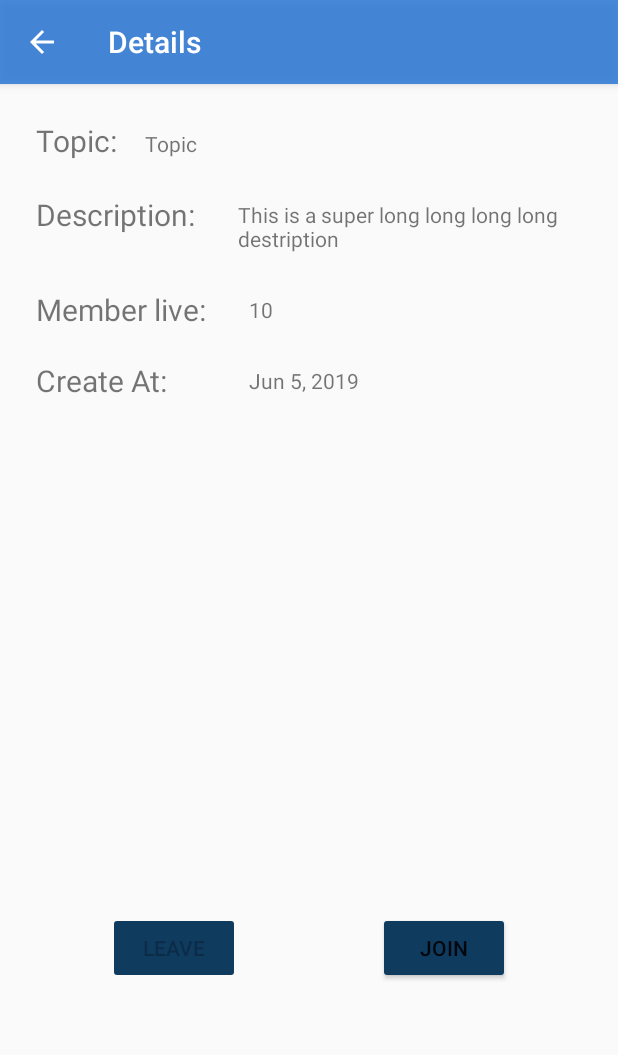
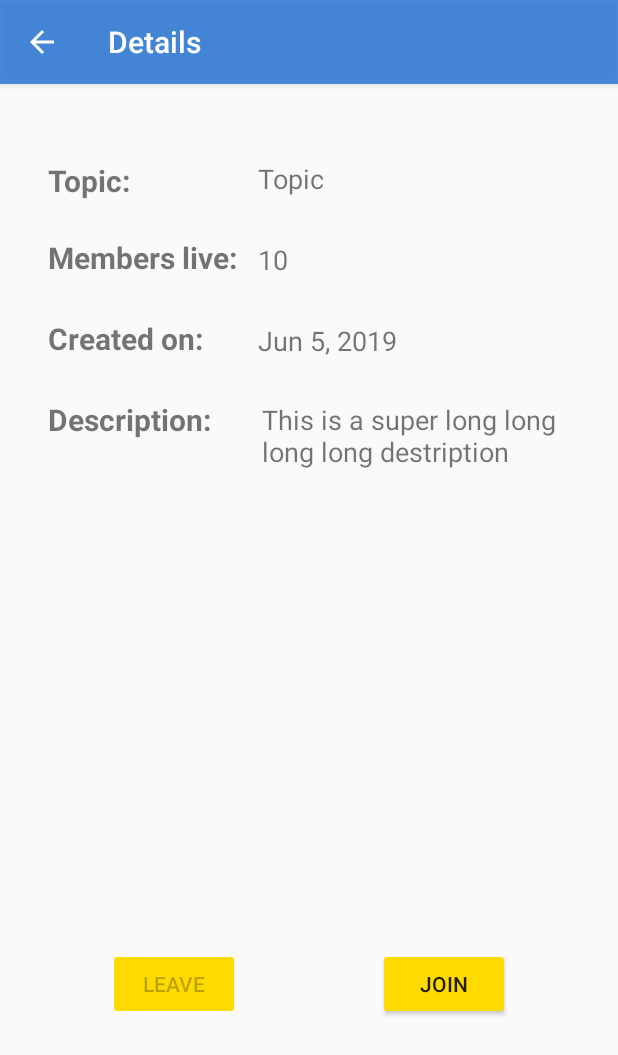
Before and after one commit to yuxiachen/BlindChat, an Android app: the ChatroomInfoActivity screen opened directly, with no data from a screen before it, on a phone screen of 412 x 824 dp. Shown: the top 1055 px of the screen. Run offline under Robolectric (Android 15) with nearby library versions, the phone set to English and light mode, and no system bars; our stand-ins replace Firebase (no records; nobody signed in at launch, a user with empty details on screens opened directly).

Commit message:
adjustment on layout

```diff
--- a/app/src/main/res/layout/activity_chatroom_info.xml
+++ b/app/src/main/res/layout/activity_chatroom_info.xml
@@ -7,100 +7,109 @@
 
     <TextView
         android:id="@+id/tv_topic_title"
-        android:layout_width="wrap_content"
-        android:layout_height="wrap_content"
-        android:layout_marginLeft="24dp"
-        android:layout_marginTop="24dp"
+        android:layout_width="60dp"
+        android:layout_height="30dp"
+        android:layout_marginStart="32dp"
+        android:layout_marginTop="48dp"
         android:text="Topic: "
         android:textSize="20sp"
+        android:textStyle="bold"
+        android:gravity="bottom"
         app:layout_constraintStart_toStartOf="parent"
         app:layout_constraintTop_toTopOf="parent" />
 
     <TextView
         android:id="@+id/topic_activity_chatroom_info"
-        android:layout_height="wrap_content"
-        android:layout_width="wrap_content"
-        android:layout_marginLeft="14dp"
+        android:layout_width="200dp"
+        android:layout_height="30dp"
+        android:layout_marginTop="48dp"
+        android:layout_marginEnd="40dp"
         android:text="Topic"
-        app:layout_constraintLeft_toRightOf="@id/tv_topic_title"
-        app:layout_constraintBaseline_toBaselineOf="@id/tv_topic_title" />
+        android:textSize="18sp"
+        android:gravity="center_vertical"
+        app:layout_constraintBottom_toBottomOf="@+id/tv_topic_title"
+        app:layout_constraintEnd_toEndOf="parent"
+        app:layout_constraintTop_toTopOf="parent" />
 
     <TextView
         android:id="@+id/tv_description_title"
         android:layout_width="wrap_content"
-        android:layout_height="wrap_content"
-        android:layout_marginLeft="24dp"
+        android:layout_height="30dp"
+        android:layout_marginStart="32dp"
         android:layout_marginTop="24dp"
         android:text="Description: "
         android:textSize="20sp"
+        android:textStyle="bold"
         app:layout_constraintStart_toStartOf="parent"
-        app:layout_constraintTop_toBottomOf="@+id/topic_activity_chatroom_info" />
+        app:layout_constraintTop_toBottomOf="@+id/tv_time_title" />
 
     <TextView
         android:id="@+id/tv_description_activity_chatroom_info"
-        android:layout_width="0dp"
-        android:layout_height="wrap_content"
+        android:layout_width="200dp"
+        android:layout_height="150dp"
         android:layout_marginLeft="24dp"
-        android:layout_marginTop="28dp"
         android:layout_marginRight="32dp"
+        android:paddingTop="1dp"
+        android:gravity="start"
         android:text="This is a super long long long long destription"
+        android:textSize="18sp"
         app:layout_constraintLeft_toRightOf="@+id/tv_description_title"
         app:layout_constraintRight_toRightOf="parent"
-        app:layout_constraintTop_toBottomOf="@id/topic_activity_chatroom_info"/>
+        app:layout_constraintTop_toTopOf="@+id/tv_description_title" />
 
     <TextView
         android:id="@+id/tv_member_live"
         android:layout_width="wrap_content"
-        android:layout_height="wrap_content"
-        android:layout_marginLeft="24dp"
+        android:layout_height="30dp"
+        android:layout_marginStart="32dp"
         android:layout_marginTop="24dp"
-        android:text="Member live: "
+        android:text="Members live: "
         android:textSize="20sp"
+        android:textStyle="bold"
         app:layout_constraintStart_toStartOf="parent"
-        app:layout_constraintTop_toBottomOf="@+id/tv_description_activity_chatroom_info" />
+        app:layout_constraintTop_toBottomOf="@+id/tv_topic_title" />
 
     <TextView
         android:id="@+id/tv_memberNum_activity_chatroom_info"
-        android:layout_width="0dp"
-        android:layout_height="wrap_content"
-        android:layout_marginLeft="24dp"
-        android:layout_marginTop="28dp"
-        android:layout_marginRight="32dp"
+        android:layout_width="32dp"
+        android:layout_height="30dp"
+        android:layout_marginEnd="208dp"
+        android:gravity="center_vertical"
         android:text="10"
-        app:layout_constraintLeft_toRightOf="@+id/tv_member_live"
-        app:layout_constraintRight_toRightOf="parent"
-        app:layout_constraintTop_toBottomOf="@id/tv_description_activity_chatroom_info"/>
+        android:textSize="18sp"
+        app:layout_constraintBottom_toBottomOf="@+id/tv_member_live"
+        app:layout_constraintEnd_toEndOf="parent" />
 
     <TextView
         android:id="@+id/tv_time_title"
         android:layout_width="wrap_content"
-        android:layout_height="wrap_content"
-        android:layout_marginLeft="24dp"
+        android:layout_height="30dp"
+        android:layout_marginStart="32dp"
         android:layout_marginTop="24dp"
-        android:text="Create At: "
+        android:text="Created on: "
         android:textSize="20sp"
+        android:textStyle="bold"
         app:layout_constraintStart_toStartOf="parent"
-        app:layout_constraintTop_toBottomOf="@+id/tv_memberNum_activity_chatroom_info" />
+        app:layout_constraintTop_toBottomOf="@+id/tv_member_live" />
 
     <TextView
         android:id="@+id/tv_create_time_activity_chatroom_info"
-        android:layout_width="0dp"
-        android:layout_height="wrap_content"
-        android:layout_marginLeft="24dp"
-        android:layout_marginTop="28dp"
-        android:layout_marginRight="32dp"
+        android:layout_width="128dp"
+        android:layout_height="30dp"
+        android:layout_marginRight="112dp"
+        android:gravity="center_vertical"
         android:text="Jun 5, 2019"
-        app:layout_constraintLeft_toRightOf="@+id/tv_member_live"
-        app:layout_constraintRight_toRightOf="parent"
-        app:layout_constraintTop_toBottomOf="@+id/tv_memberNum_activity_chatroom_info"/>
+        android:textSize="18sp"
+        app:layout_constraintBottom_toBottomOf="@+id/tv_time_title"
+        app:layout_constraintRight_toRightOf="parent" />
 
     <Button
         android:id="@+id/info_join"
         android:layout_width="wrap_content"
         android:layout_height="wrap_content"
         android:layout_marginEnd="72dp"
-        android:layout_marginBottom="168dp"
-        android:backgroundTint="@color/colorAccent"
+        android:layout_marginBottom="144dp"
+        android:backgroundTint="@color/colorAccentDark"
         android:text="Join"
         android:enabled="false"
         android:onClick="join"
@@ -112,8 +121,8 @@
         android:layout_width="wrap_content"
         android:layout_height="wrap_content"
         android:layout_marginStart="72dp"
-        android:layout_marginBottom="168dp"
-        android:backgroundTint="@color/colorAccent"
+        android:layout_marginBottom="144dp"
+        android:backgroundTint="@color/colorAccentDark"
         android:text="Leave"
         android:enabled="false"
         android:onClick="exit"
```
Also changed, not shown: app/src/main/res/layout/activity_login.xml (+44 -28 lines), app/src/main/res/layout/activity_password_reset.xml (+35 -22 lines), app/src/main/res/layout/activity_sign_up.xml (+55 -33 lines).
